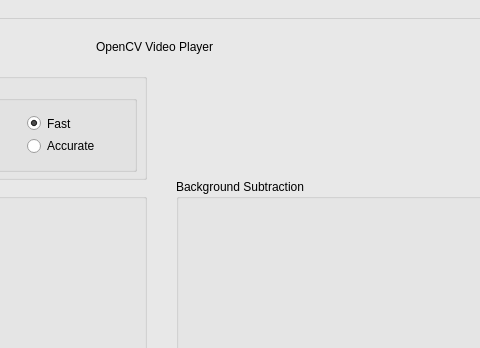
The window that ApplicationCode/mainwindow.ui (hlcool/IPCV-MasterThesis) describes before a commit, drawn with Qt 5; both pictures show x 394 to 874 and y 0 to 348 of the 1113 by 593 pixel window.
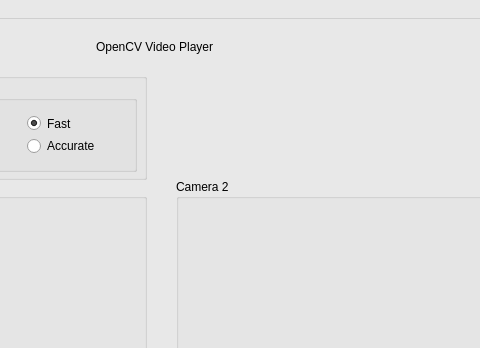
The same window after the commit. Custom widgets are drawn as their Qt base class.

Commit message: Added support for second camera with People Detection, projection of blobs and semantic.

Patch:
```diff
--- a/ApplicationCode/mainwindow.ui
+++ b/ApplicationCode/mainwindow.ui
@@ -646,7 +646,7 @@
      </rect>
     </property>
     <property name="title">
-     <string>Background Subtraction</string>
+     <string>Camera 2</string>
     </property>
     <widget class="CVImageWidget" name="CVWidget2" native="true">
      <property name="geometry">
```
Left out of the diff: 6 changed lines with no effect on the pictures. The commit also changes 12 other files.
